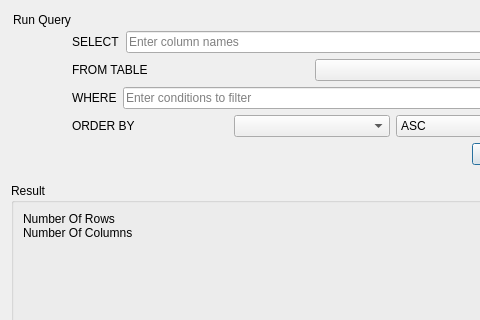
Old version of the form src/QueryDialog.ui in the repository keshav-sahu7/TableKM; both pictures show x 0 to 480 and y 0 to 320 of the 624 by 584 pixel window.
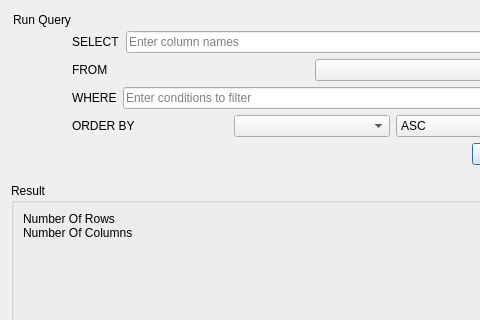
New version of the form. Icons and pictures are not drawn. Custom widgets are drawn as their Qt base class.

Commit message: fix: removed 'Table' word from query dialog.

Diff of the .ui file:
```diff
--- a/src/QueryDialog.ui
+++ b/src/QueryDialog.ui
@@ -115,7 +115,7 @@
            <item>
             <widget class="QLabel" name="_ignore_label_4">
              <property name="text">
-              <string>FROM TABLE </string>
+              <string>FROM </string>
              </property>
             </widget>
            </item>
```
The commit also changes 1 other file.
